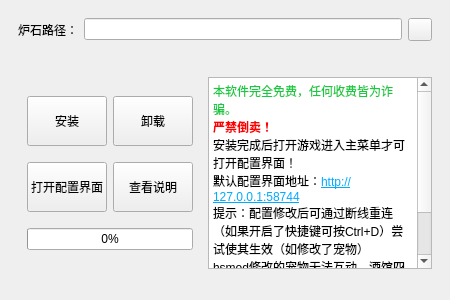
Above: hsmodinstaller.ui from Stardustll/HsModInstaller before the change. Below: the same form after it.
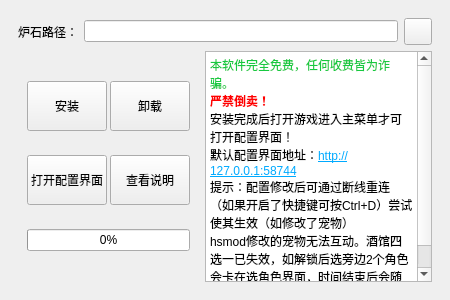
That is the form after the change. Icons and pictures are not drawn.

Commit message: 完成文件对话框功能，调整UI布局

Patch:
```diff
--- a/hsmodinstaller.ui
+++ b/hsmodinstaller.ui
@@ -24,8 +24,8 @@
   </property>
   <property name="maximumSize">
    <size>
-    <width>450</width>
-    <height>300</height>
+    <width>600</width>
+    <height>400</height>
    </size>
   </property>
   <property name="windowTitle">
@@ -46,6 +46,9 @@
     <string notr="true"/>
    </property>
    <layout class="QVBoxLayout" name="verticalLayout">
+    <property name="spacing">
+     <number>1</number>
+    </property>
     <item>
      <widget class="QWidget" name="widget_2" native="true">
       <property name="sizePolicy">
@@ -55,6 +58,9 @@
        </sizepolicy>
       </property>
       <layout class="QHBoxLayout" name="horizontalLayout">
+       <property name="bottomMargin">
+        <number>0</number>
+       </property>
        <item>
         <widget class="QLabel" name="label">
          <property name="text">
@@ -73,6 +79,12 @@
          <property name="enabled">
           <bool>true</bool>
          </property>
+         <property name="minimumSize">
+          <size>
+           <width>25</width>
+           <height>25</height>
+          </size>
+         </property>
          <property name="text">
           <string/>
          </property>
@@ -80,6 +92,12 @@
           <iconset resource="resources.qrc">
            <normaloff>:/icons/文件夹.png</normaloff>:/icons/文件夹.png</iconset>
          </property>
+         <property name="iconSize">
+          <size>
+           <width>20</width>
+           <height>20</height>
+          </size>
+         </property>
         </widget>
        </item>
       </layout>
@@ -87,11 +105,14 @@
     </item>
     <item>
      <widget class="QWidget" name="widget" native="true">
-      <layout class="QGridLayout" name="gridLayout_2">
-       <item row="0" column="0">
+      <layout class="QHBoxLayout" name="horizontalLayout_2">
+       <property name="topMargin">
+        <number>5</number>
+       </property>
+       <item>
         <widget class="QFrame" name="frame">
          <property name="sizePolicy">
-          <sizepolicy hsizetype="Preferred" vsizetype="Preferred">
+          <sizepolicy hsizetype="Fixed" vsizetype="Preferred">
            <horstretch>0</horstretch>
            <verstretch>0</verstretch>
           </sizepolicy>
@@ -100,6 +121,18 @@
           <bool>false</bool>
          </property>
          <layout class="QGridLayout" name="gridLayout">
+          <property name="topMargin">
+           <number>6</number>
+          </property>
+          <property name="bottomMargin">
+           <number>6</number>
+          </property>
+          <property name="horizontalSpacing">
+           <number>3</number>
+          </property>
+          <property name="verticalSpacing">
+           <number>0</number>
+          </property>
           <item row="0" column="1">
            <widget class="QPushButton" name="pushButton_2">
             <property name="sizePolicy">
@@ -197,10 +230,10 @@
          </layout>
         </widget>
        </item>
-       <item row="0" column="1">
+       <item>
         <widget class="QTextBrowser" name="textBrowser">
          <property name="sizePolicy">
-          <sizepolicy hsizetype="Preferred" vsizetype="Expanding">
+          <sizepolicy hsizetype="Expanding" vsizetype="Expanding">
            <horstretch>0</horstretch>
            <verstretch>0</verstretch>
           </sizepolicy>
@@ -213,8 +246,8 @@
          </property>
          <property name="maximumSize">
           <size>
-           <width>256</width>
-           <height>192</height>
+           <width>2560</width>
+           <height>1920</height>
           </size>
          </property>
          <property name="html">
```
The commit also changes 1 other file.
